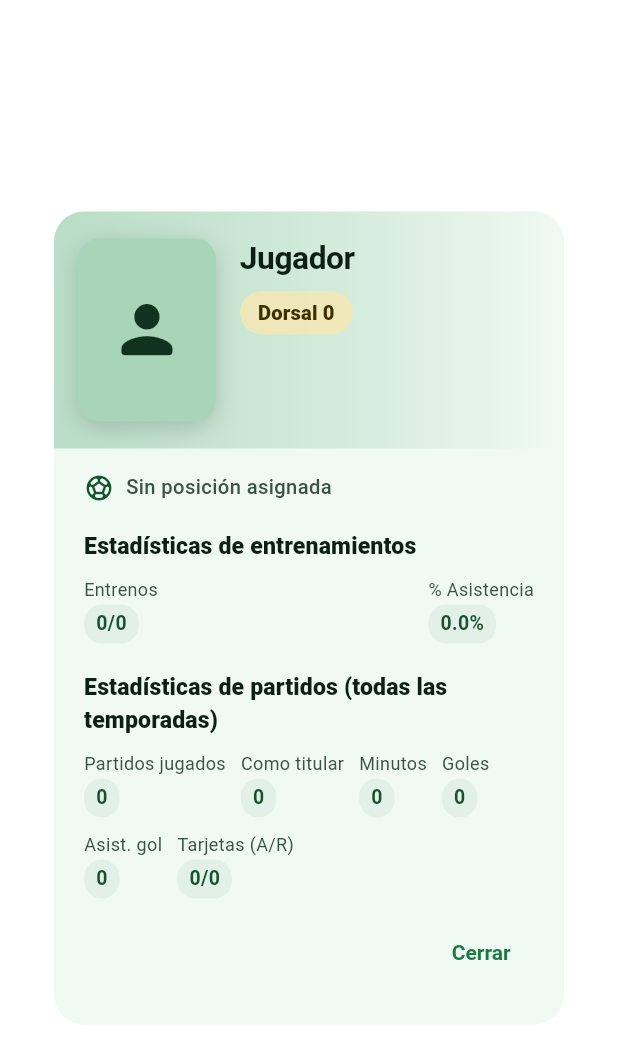
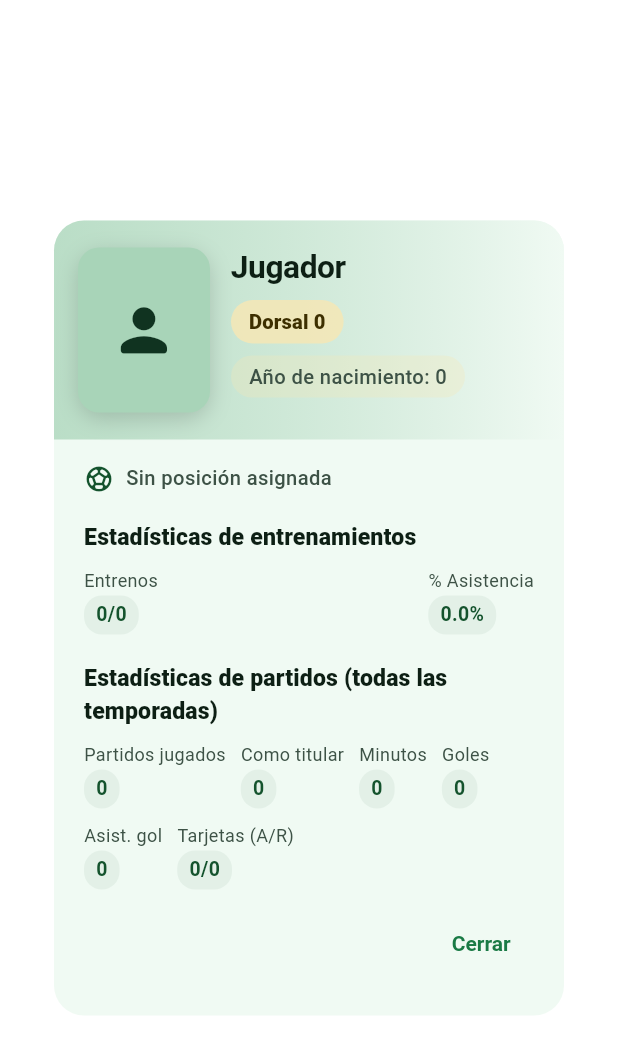
Before and after one commit to Marco-sins/MyTeam, a Flutter app: the PlayerDetailDialog widget shown alone on an empty page, opened directly with empty values, on a phone screen of 412 x 824 dp. Shown: the top 1063 px of the screen. Run offline on Flutter 3.47's test engine with Material 3 defaults, Android fonts, the phone set to English and light mode, and no system bars; our stand-ins replace bloc, dartz, equatable, file_picker, firebase_core, firebase_messaging and 10 more; accounts and stored records are empty; network calls fail.

Commit message:
Mejora de convocatoria, año nacimiento, mejoras en la gestion de partido

```diff
--- a/lib/data/mappers/player_mapper.dart
+++ b/lib/data/mappers/player_mapper.dart
@@ -18,6 +18,7 @@ class PlayerMapper {
       stats: player.stats != null
           ? PlayerStatsMapper.toModel(player.stats!)
           : null,
+      anioNacimiento: player.anioNacimiento
     );
   }
 
@@ -35,6 +36,7 @@ class PlayerMapper {
       stats: playerModel.stats != null
           ? PlayerStatsMapper.toEntity(playerModel.stats! as PlayerStatsModel)
           : null,
+      anioNacimiento: playerModel.anioNacimiento
     );
   }
 }
--- a/lib/data/models/player_model.dart
+++ b/lib/data/models/player_model.dart
@@ -15,6 +15,7 @@ class PlayerModel extends Player {
     super.imgUrl,
     super.positions,
     PlayerStatsModel? super.stats,
+    int? super.anioNacimiento,
   });
 
   static String? _optionalString(dynamic v) {
@@ -56,6 +57,7 @@ class PlayerModel extends Player {
       imgUrl: imgUrl,
       positions: positions,
       stats: _statsFromEmbed(json['stats'] ?? json['player_stats']),
+      anioNacimiento: supabaseInt(json['anio_nacimiento']),
     );
   }
 
@@ -97,6 +99,7 @@ class PlayerModel extends Player {
       'email': email,
       'positions': positionsString,
       'img_url': imgUrl,
+      'anio_nacimiento': anioNacimiento,
     };
 
     return map;
@@ -113,6 +116,7 @@ class PlayerModel extends Player {
     String? imgUrl,
     List<PlayerPosition>? positions,
     PlayerStatsModel? stats,
+    int? anioNacimiento,
   }) {
     return PlayerModel(
       id: id ?? this.id,
@@ -125,6 +129,7 @@ class PlayerModel extends Player {
       imgUrl: imgUrl ?? this.imgUrl,
       positions: positions ?? this.positions,
       stats: stats ?? this.stats as PlayerStatsModel?,
+      anioNacimiento: anioNacimiento ?? this.anioNacimiento,
     );
   }
 }
--- a/lib/presentation/convocation/image/convocation_image_header.dart
+++ b/lib/presentation/convocation/image/convocation_image_header.dart
@@ -222,8 +222,8 @@ double drawConvocationHeader({
     drawChipLabel('LOCAL', localChipRect);
     drawChipLabel('VISITANTE', awayChipRect);
   } else {
+    drawChipLabel('LOCAL', awayChipRect);
     drawChipLabel('VISITANTE', localChipRect);
-    drawChipLabel('LOCAL', awayChipRect);
   }
 
   return headerRRect.outerRect.bottom + ConvocationImageTheme.headerBottomGap;
--- a/lib/presentation/player/widgets/player_detail_dialog.dart
+++ b/lib/presentation/player/widgets/player_detail_dialog.dart
@@ -70,6 +70,7 @@ class _PlayerDetailDialogState extends State<PlayerDetailDialog> {
     return player.positions!.map((p) => p.name).join(', ');
   }
 
+
   @override
   Widget build(BuildContext context) {
     final player = widget.player;
@@ -122,12 +123,12 @@ class _PlayerDetailDialogState extends State<PlayerDetailDialog> {
                       ),
                       child: PlayerPhotoRect(
                         player: player,
-                        width: 92,
-                        height: 122,
+                        width: 88,
+                        height: 110,
                         borderRadius: 14,
                       ),
                     ),
-                    const SizedBox(width: 16),
+                    const SizedBox(width: 14),
                     Expanded(
                       child: Column(
                         crossAxisAlignment: CrossAxisAlignment.start,
@@ -157,6 +158,26 @@ class _PlayerDetailDialogState extends State<PlayerDetailDialog> {
                               style: textTheme.labelLarge?.copyWith(
                                 fontWeight: FontWeight.w800,
                                 color: scheme.onSecondaryContainer,
+                              ),
+                            ),
+                          ),
+                          const SizedBox(height: 8),
+                          Container(
+                            padding: const EdgeInsets.symmetric(
+                              horizontal: 12,
+                              vertical: 5,
+                            ),
+                            decoration: BoxDecoration(
+                              color: scheme.secondaryContainer
+                                  .withValues(alpha: 0.3),
+                              borderRadius: BorderRadius.circular(20),
+                            ),
+                            child: Text(
+                              player.anioNacimiento != null
+                                  ? 'Año de nacimiento: ${player.anioNacimiento}'
+                                  : 'Año de nacimiento: —',
+                              style: textTheme.bodyMedium?.copyWith(
+                                fontWeight: FontWeight.w500,
                               ),
                             ),
                           ),
--- a/pubspec.yaml
+++ b/pubspec.yaml
@@ -16,7 +16,7 @@ publish_to: 'none' # Remove this line if you wish to publish to pub.dev
 # https://developer.apple.com/library/archive/documentation/General/Reference/InfoPlistKeyReference/Articles/CoreFoundationKeys.html
 # In Windows, build-name is used as the major, minor, and patch parts
 # of the product and file versions while build-number is used as the build suffix.
-version: 1.3.1
+version: 1.0.0+2
 
 environment:
   sdk: ^3.11.0
@@ -101,7 +101,7 @@ flutter_launcher_icons:
 flutter:
   generate: true
   assets:
-    - .env
+    - assets/app.env
     - media/campo.png
     - assets/icon/app_icon.png
   # The following line ensures that the Material Icons font is
```
Also changed, not shown: lib/domain/entities/player.dart (+16 -0 lines), lib/l10n/app_es.arb (+4 -4 lines), lib/l10n/app_localizations.dart (+4 -4 lines), lib/l10n/app_localizations_es.dart (+8 -10 lines), lib/main.dart (+6 -1 lines), lib/presentation/attendance/widgets/attendance_summary_table.dart (+13 -0 lines), lib/presentation/player/pages/player_form_page.dart (+26 -0 lines), assets/app.env (added), pubspec.lock, 3 other files.
